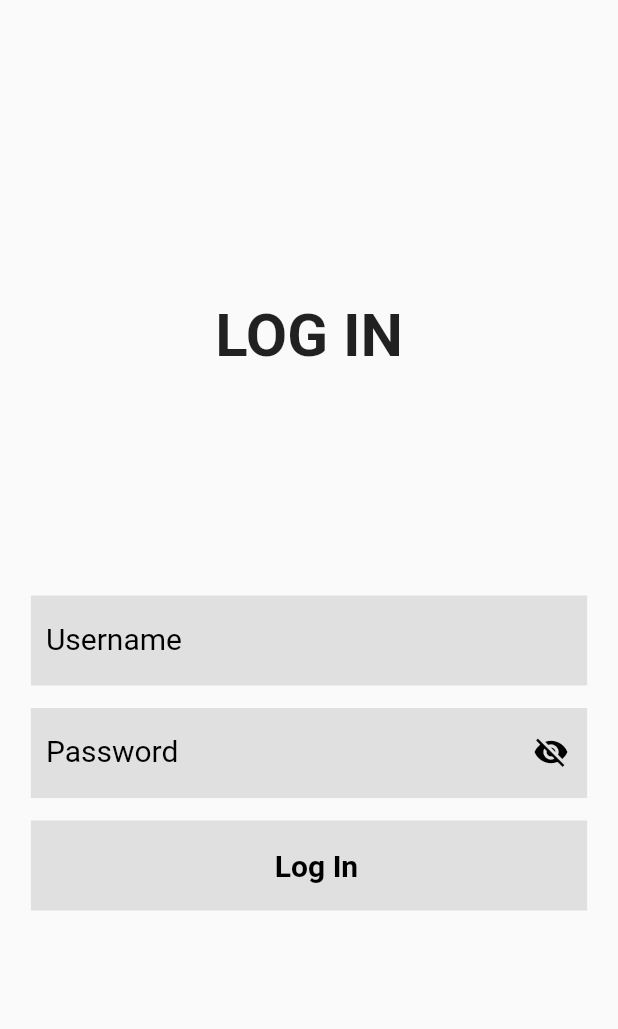
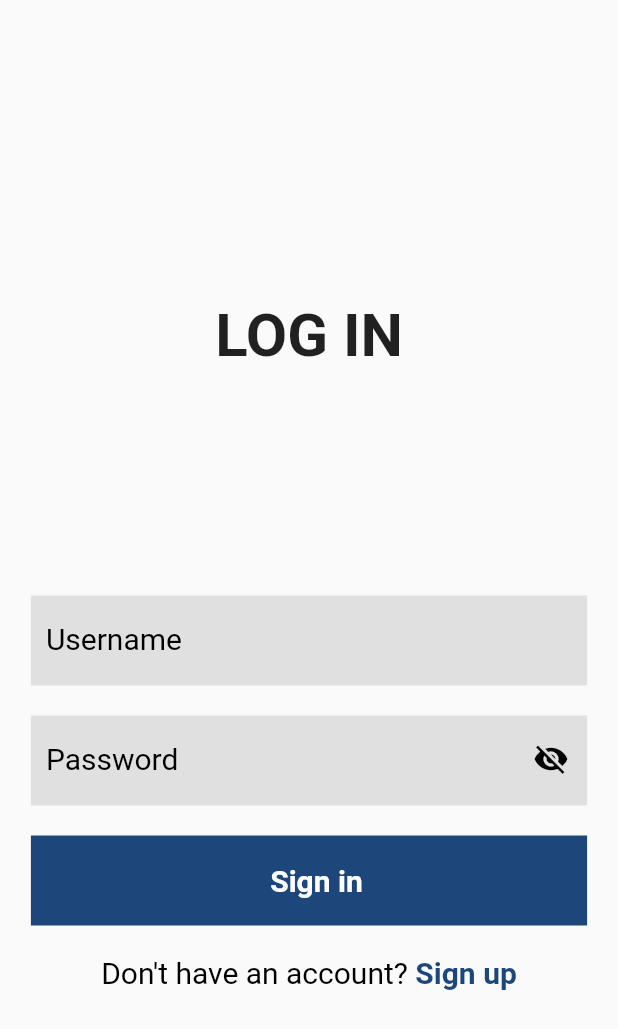
Before and after one commit to bujosa/regulus, a Flutter app: the screen it shows after launch, on a phone screen of 412 x 824 dp. Shown: the top 1029 px of the screen. Run offline on Flutter 3.47's test engine with Material 2 defaults, Android fonts, the phone set to English and light mode, and no system bars.

Commit message:
feat: add sign up mockup

```diff
--- a/lib/presentations/pages/login.dart
+++ b/lib/presentations/pages/login.dart
@@ -1,3 +1,4 @@
+import 'package:flutter/gestures.dart';
 import 'package:flutter/material.dart';
 
 class LoginPage extends StatefulWidget {
@@ -44,7 +45,7 @@ class _LoginPageState extends State<LoginPage> {
               ),
             ),
             Padding(
-              padding: const EdgeInsets.symmetric(vertical: 15),
+              padding: const EdgeInsets.symmetric(vertical: 20),
               child: Container(
                 width: MediaQuery.of(context).size.width * 0.9,
                 padding: const EdgeInsets.only(left: 10, top: 5),
@@ -80,15 +81,34 @@ class _LoginPageState extends State<LoginPage> {
               width: MediaQuery.of(context).size.width * 0.9,
               padding: const EdgeInsets.only(left: 10),
               height: 60,
-              decoration: BoxDecoration(
-                color: Colors.grey[300],
+              decoration: const BoxDecoration(
+                color: Color.fromARGB(255, 29, 71, 122),
               ),
               child: const Center(
-                  child: Text('Log In',
+                  child: Text('Sign in',
                       style: TextStyle(
                           fontSize: 20,
                           fontWeight: FontWeight.bold,
-                          color: Colors.black))),
+                          color: Colors.white))),
+            ),
+            Padding(
+              padding: const EdgeInsets.only(top: 20),
+              child: RichText(
+                text: TextSpan(
+                  text: 'Don\'t have an account? ',
+                  style: const TextStyle(color: Colors.black, fontSize: 20),
+                  children: [
+                    TextSpan(
+                        text: 'Sign up',
+                        style: const TextStyle(
+                            color: Color.fromARGB(255, 29, 71, 122),
+                            fontSize: 20,
+                            fontWeight: FontWeight.bold),
+                        recognizer: TapGestureRecognizer()
+                          ..onTap = () => {print('Sign up')}),
+                  ],
+                ),
+              ),
             ),
           ],
         ),
```
